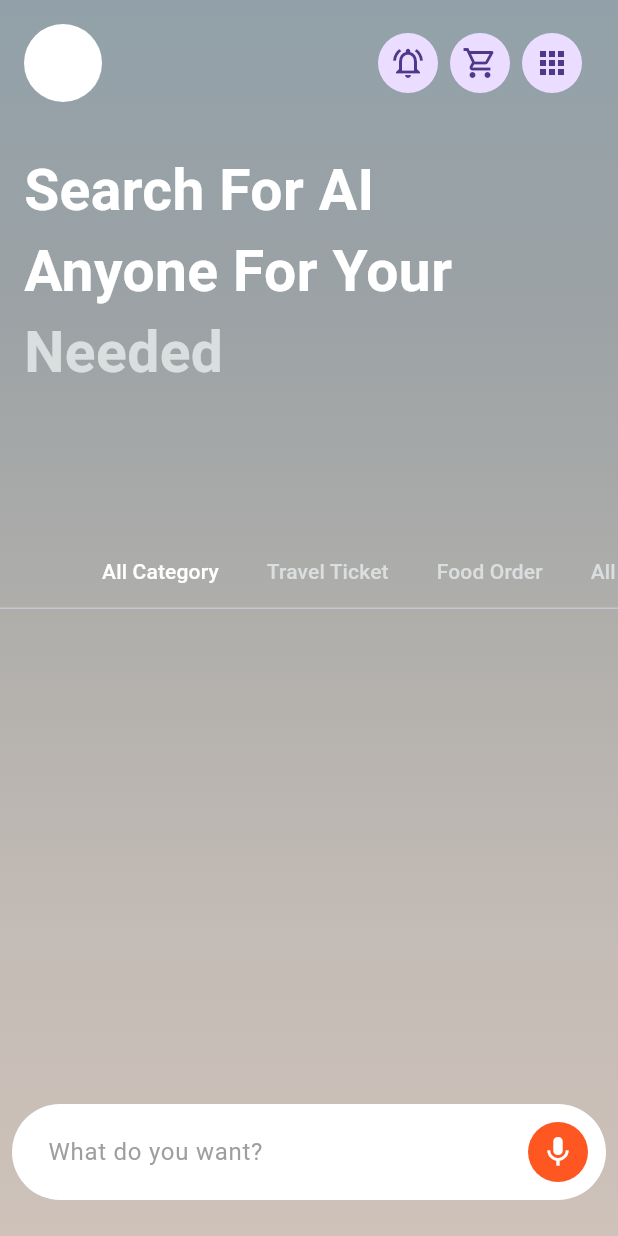
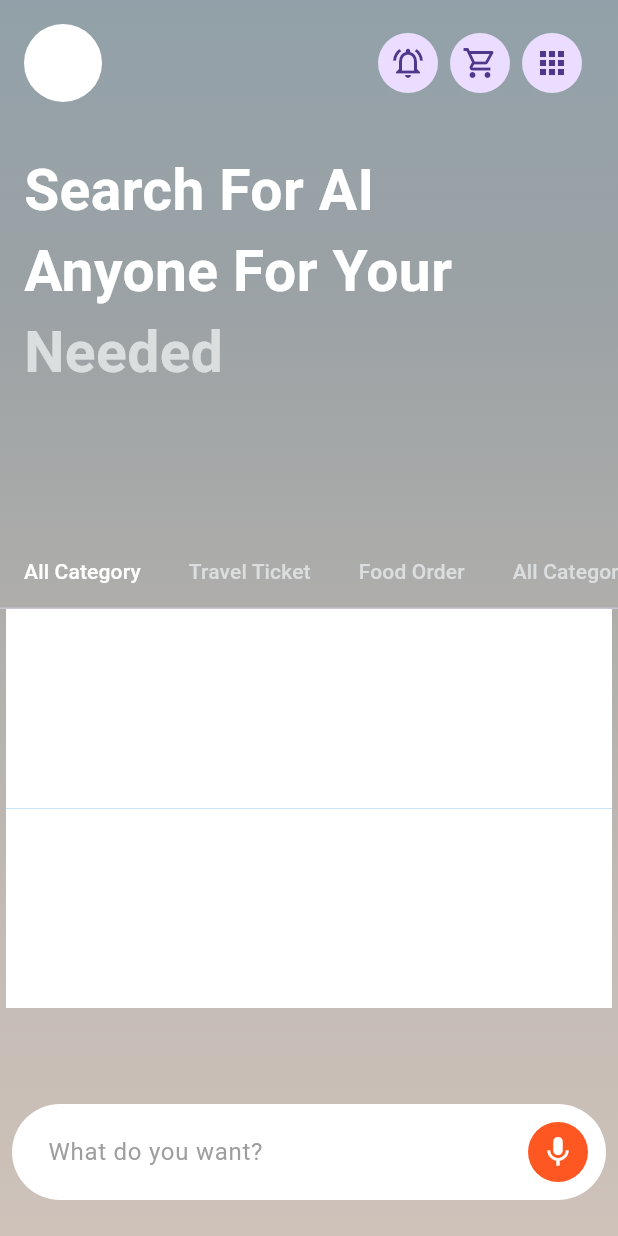
Before and after one commit to JAICHANGPARK/flutter_notebook_chapter_40, a Flutter app: the FlightBookingHomePage screen opened directly, on a phone screen of 412 x 824 dp. Run offline on Flutter 3.47's test engine with Material 3 defaults, Android fonts, the phone set to English and light mode, and no system bars; our stand-ins replace gap, hugeicons.

Commit message:
Update flight_booking_home_page.dart

```diff
--- a/lib/ep2015_flight_booking_app/views/flight_booking_home_page.dart
+++ b/lib/ep2015_flight_booking_app/views/flight_booking_home_page.dart
@@ -110,10 +110,11 @@ class _FlightBookingHomePageState extends State<FlightBookingHomePage> {
                       child: Column(
                         children: [
                           TabBar(
+                            tabAlignment: TabAlignment.start,
                             isScrollable: true,
                             labelColor: Colors.white,
                             indicatorColor: Colors.transparent,
-                            unselectedLabelColor:  Color.fromRGBO(219, 222, 223, 1),
+                            unselectedLabelColor: Color.fromRGBO(219, 222, 223, 1),
                             tabs: [
                               Tab(
                                 text: "All Category",
@@ -132,7 +133,55 @@ class _FlightBookingHomePageState extends State<FlightBookingHomePage> {
                           Expanded(
                             child: TabBarView(
                               children: [
-                                Container(),
+                                Stack(
+                                  children: [
+                                    Positioned.fill(
+                                      bottom: 64,
+                                      left: 4,
+                                      right: 4,
+                                      top: 0,
+                                      child: Container(
+                                        color: Colors.blue,
+                                        child: Column(
+                                          children: [
+                                            Expanded(
+                                              child: Row(
+                                                children: [
+                                                  Expanded(
+                                                    child: Container(
+                                                      color: Colors.white,
+                                                    ),
+                                                  ),
+                                                  Expanded(
+                                                    child: Container(
+                                                      color: Colors.white,
+                                                    ),
+                                                  ),
+                                                ],
+                                              ),
+                                            ),
+                                            Expanded(
+                                              child: Row(
+                                                children: [
+                                                  Expanded(
+                                                    child: Container(
+                                                      color: Colors.white,
+                                                    ),
+                                                  ),
+                                                  Expanded(
+                                                    child: Container(
+                                                      color: Colors.white,
+                                                    ),
+                                                  ),
+                                                ],
+                                              ),
+                                            ),
+                                          ],
+                                        ),
+                                      ),
+                                    )
+                                  ],
+                                ),
                                 Container(),
                                 Container(),
                                 Container(),
```
